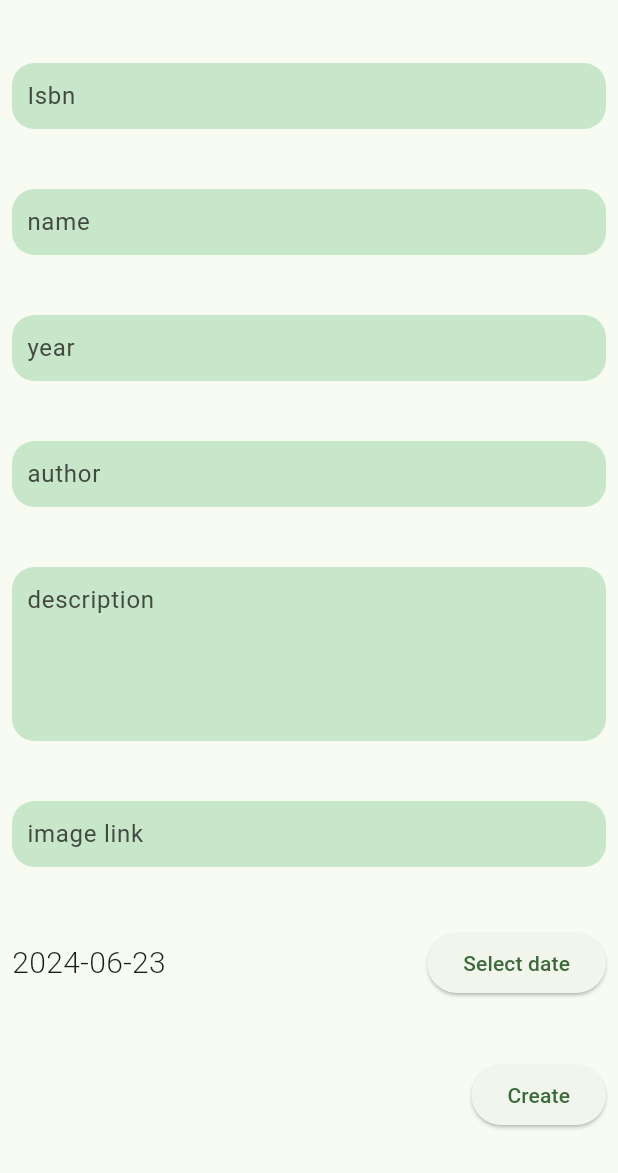
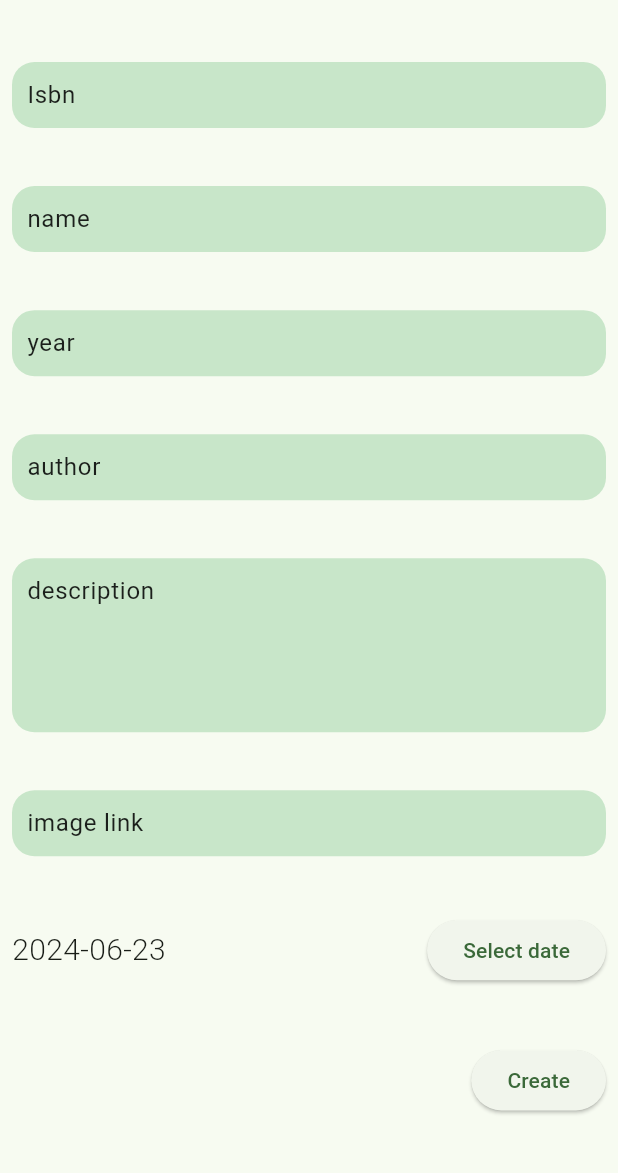
Before and after one commit to aimandesu/workshop-flutter, a Flutter app: the CreateUpdateBookPage screen opened by its route, after a tap on "Create", on a phone screen of 412 x 824 dp, the part 63-1236 px from its top. Run offline on Flutter 3.47's test engine with Material 3 defaults, Android fonts, the phone set to English and light mode, and no system bars; our stand-ins replace shared_preferences; accounts and stored records are empty; network calls fail.

Commit message:
improve a bit ui design

```diff
--- /dev/null
+++ b/devtools_options.yaml
@@ -0,0 +1 @@
+extensions:
--- a/lib/pages/BooksPage/widget/books_shelf.dart
+++ b/lib/pages/BooksPage/widget/books_shelf.dart
@@ -45,7 +45,7 @@ class BookShelf extends StatelessWidget {
                   child: Text(
                     bookModel.description,
                     style: const TextStyle(
-                      color: Colors.green,
+                      color: Colors.black87,
                     ),
                   ),
                 ),
--- a/lib/pages/CreateUpdateBook/create_update_book.dart
+++ b/lib/pages/CreateUpdateBook/create_update_book.dart
@@ -11,12 +11,15 @@ class CreateUpdateBookPage extends StatefulWidget {
 }
 
 class _CreateUpdateBookPageState extends State<CreateUpdateBookPage> {
+  //controllers
   final TextEditingController isbnController = TextEditingController();
   final TextEditingController nameController = TextEditingController();
   final TextEditingController yearController = TextEditingController();
   final TextEditingController authorController = TextEditingController();
   final TextEditingController descriptionController = TextEditingController();
   final TextEditingController imageController = TextEditingController();
+
+  //variables
   int? _bookId;
   DateTime createdAt = DateTime.now();
   DateTime? updatedAt;
@@ -63,6 +66,15 @@ class _CreateUpdateBookPageState extends State<CreateUpdateBookPage> {
     super.dispose();
   }
 
+  void clearFields() {
+    isbnController.clear();
+    nameController.clear();
+    yearController.clear();
+    authorController.clear();
+    descriptionController.clear();
+    imageController.clear();
+  }
+
   Future<void> _selectDate(BuildContext context) async {
     final DateTime? picked = await showDatePicker(
         context: context,
@@ -76,17 +88,50 @@ class _CreateUpdateBookPageState extends State<CreateUpdateBookPage> {
     }
   }
 
+  void _submitData() {
+    BookModel bookModel = BookModel(
+      id: _bookId,
+      isbn: isbnController.text,
+      name: nameController.text,
+      year: int.parse(yearController.text),
+      author: authorController.text,
+      description: descriptionController.text,
+      image: imageController.text,
+      createdAt: createdAt,
+      updatedAt: DateTime.now(),
+    );
+
+    if (_isEdit) {
+      context.read<DataProvider>().updateBook(bookModel);
+      ScaffoldMessenger.of(context).showSnackBar(
+        snackbarToShow("The book has been updated"),
+      );
+    } else {
+      context.read<DataProvider>().createBook(bookModel);
+      ScaffoldMessenger.of(context).showSnackBar(
+        snackbarToShow("The book suggestion has been created"),
+      );
+      clearFields();
+    }
+  }
+
   @override
   Widget build(BuildContext context) {
+    Size size = MediaQuery.of(context).size;
+
     return Scaffold(
       appBar: AppBar(
         title: Text(
           _isEdit ? 'Update Book' : 'Suggest Books',
         ),
       ),
-      resizeToAvoidBottomInset: false,
+      resizeToAvoidBottomInset: true,
       body: Padding(
         padding: const EdgeInsets.all(8.0),
+        child: SingleChildScrollView(
+          physics: const BouncingScrollPhysics(),
+          child: SizedBox(
+            height: size.height * 0.9,
             child: Column(
               mainAxisAlignment: MainAxisAlignment.spaceAround,
               crossAxisAlignment: CrossAxisAlignment.start,
@@ -98,11 +143,15 @@ class _CreateUpdateBookPageState extends State<CreateUpdateBookPage> {
                     borderRadius: BorderRadius.circular(15),
                   ),
                   child: TextField(
+                    style: const TextStyle(color: Colors.black87),
                     textInputAction: TextInputAction.next,
                     controller: isbnController,
                     keyboardType: TextInputType.number,
                     decoration: const InputDecoration.collapsed(
                       hintText: 'Isbn',
+                      hintStyle: TextStyle(
+                        color: Colors.black87,
+                      ),
                     ),
                   ),
                 ),
@@ -113,10 +162,14 @@ class _CreateUpdateBookPageState extends State<CreateUpdateBookPage> {
                     borderRadius: BorderRadius.circular(15),
                   ),
                   child: TextField(
+                    style: const TextStyle(color: Colors.black87),
                     textInputAction: TextInputAction.next,
                     controller: nameController,
                     decoration: const InputDecoration.collapsed(
                       hintText: 'name',
+                      hintStyle: TextStyle(
+                        color: Colors.black87,
+                      ),
                     ),
                   ),
                 ),
@@ -127,11 +180,15 @@ class _CreateUpdateBookPageState extends State<CreateUpdateBookPage> {
                     borderRadius: BorderRadius.circular(15),
                   ),
                   child: TextField(
+                    style: const TextStyle(color: Colors.black87),
                     textInputAction: TextInputAction.next,
                     controller: yearController,
                     keyboardType: TextInputType.number,
                     decoration: const InputDecoration.collapsed(
                       hintText: 'year',
+                      hintStyle: TextStyle(
+                        color: Colors.black87,
+                      ),
                     ),
                   ),
                 ),
@@ -142,10 +199,14 @@ class _CreateUpdateBookPageState extends State<CreateUpdateBookPage> {
                     borderRadius: BorderRadius.circular(15),
                   ),
                   child: TextField(
+                    style: const TextStyle(color: Colors.black87),
                     textInputAction: TextInputAction.next,
                     controller: authorController,
                     decoration: const InputDecoration.collapsed(
                       hintText: 'author',
+                      hintStyle: TextStyle(
+                        color: Colors.black87,
+                      ),
                     ),
                   ),
                 ),
@@ -156,9 +217,13 @@ class _CreateUpdateBookPageState extends State<CreateUpdateBookPage> {
                     borderRadius: BorderRadius.circular(15),
                   ),
                   child: TextField(
+                    style: const TextStyle(color: Colors.black87),
                     controller: descriptionController,
                     decoration: const InputDecoration.collapsed(
                       hintText: 'description',
+                      hintStyle: TextStyle(
+                        color: Colors.black87,
+                      ),
                     ),
                     maxLines: 4,
                   ),
@@ -170,10 +235,14 @@ class _CreateUpdateBookPageState extends State<CreateUpdateBookPage> {
                     borderRadius: BorderRadius.circular(15),
                   ),
                   child: TextField(
+                    style: const TextStyle(color: Colors.black87),
                     textInputAction: TextInputAction.next,
                     controller: imageController,
                     decoration: const InputDecoration.collapsed(
                       hintText: 'image link',
+                      hintStyle: TextStyle(
+                        color: Colors.black87,
+                      ),
                     ),
                   ),
                 ),
@@ -198,37 +267,15 @@ class _CreateUpdateBookPageState extends State<CreateUpdateBookPage> {
                 Align(
                   alignment: Alignment.centerRight,
                   child: ElevatedButton(
-                onPressed: () {
-                  BookModel bookModel = BookModel(
-                    id: _bookId,
-                    isbn: isbnController.text,
-                    name: nameController.text,
-                    year: int.parse(yearController.text),
-                    author: authorController.text,
-                    description: descriptionController.text,
-                    image: imageController.text,
-                    createdAt: createdAt,
-                    updatedAt: DateTime.now(),
-                  );
-
-                  if (_isEdit) {
-                    context.read<DataProvider>().updateBook(bookModel);
-                    ScaffoldMessenger.of(context).showSnackBar(
-                      snackbarToShow("The book has been updated"),
-                    );
-                  } else {
-                    context.read<DataProvider>().createBook(bookModel);
-                    ScaffoldMessenger.of(context).showSnackBar(
-                      snackbarToShow("The book suggestion has been created"),
-                    );
-                  }
-                },
+                    onPressed: () => _submitData(),
                     child: Text(_isEdit ? "Update" : "Create"),
                   ),
                 ),
               ],
             ),
           ),
+        ),
+      ),
     );
   }
 }
--- a/lib/pages/SearchingPage/searching_page.dart
+++ b/lib/pages/SearchingPage/searching_page.dart
@@ -40,6 +40,7 @@ class _SearchingPageState extends State<SearchingPage> {
     return Material(
       child: Scaffold(
         appBar: AppBar(
+          leading: const BackButton(color: Colors.black54),
           backgroundColor: Colors.green[100],
         ),
         body: Container(
@@ -64,6 +65,7 @@ class _SearchingPageState extends State<SearchingPage> {
                     hintText: 'Searching',
                     hintStyle: TextStyle(
                       fontSize: 20,
+                      color: Colors.black87,
                     ),
                   ),
                   onChanged: (value) {
@@ -108,6 +110,7 @@ class _SearchingPageState extends State<SearchingPage> {
                                 },
                                 title: Text(
                                   result[index].name.toString(),
+                                  style: const TextStyle(color: Colors.black87),
                                 ),
                               );
                             },
```
Also changed, not shown: lib/pages/BookDetailsPage/book_details_page.dart (+6 -2 lines). Lines whose indentation alone changed are shown as unchanged.
